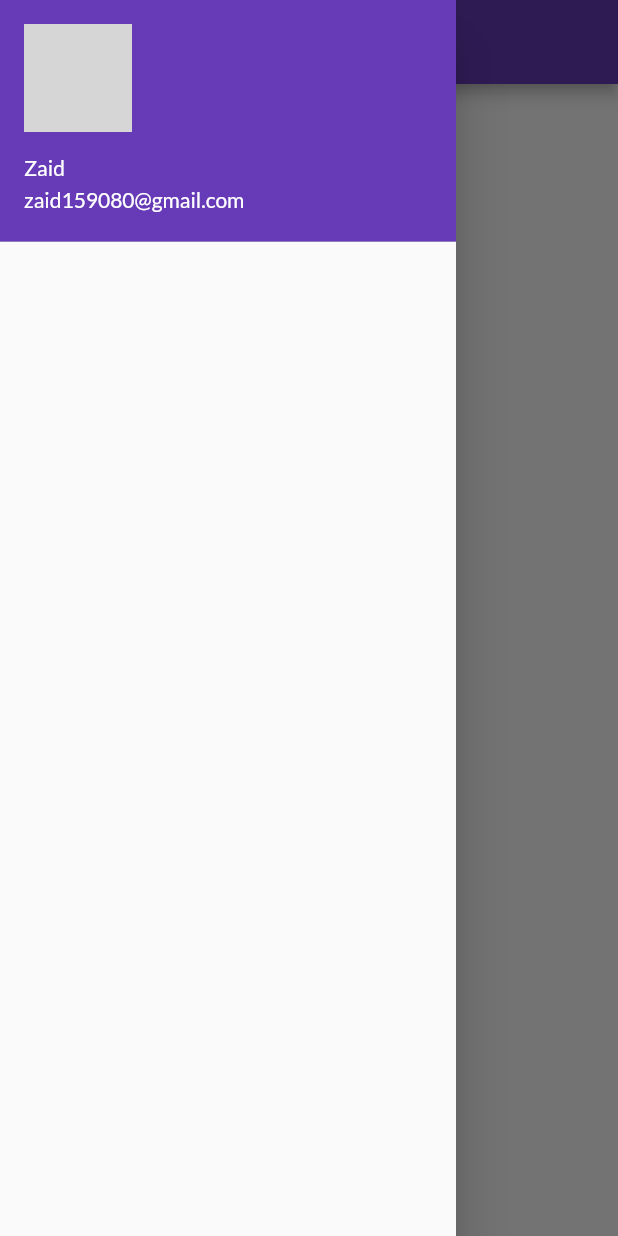
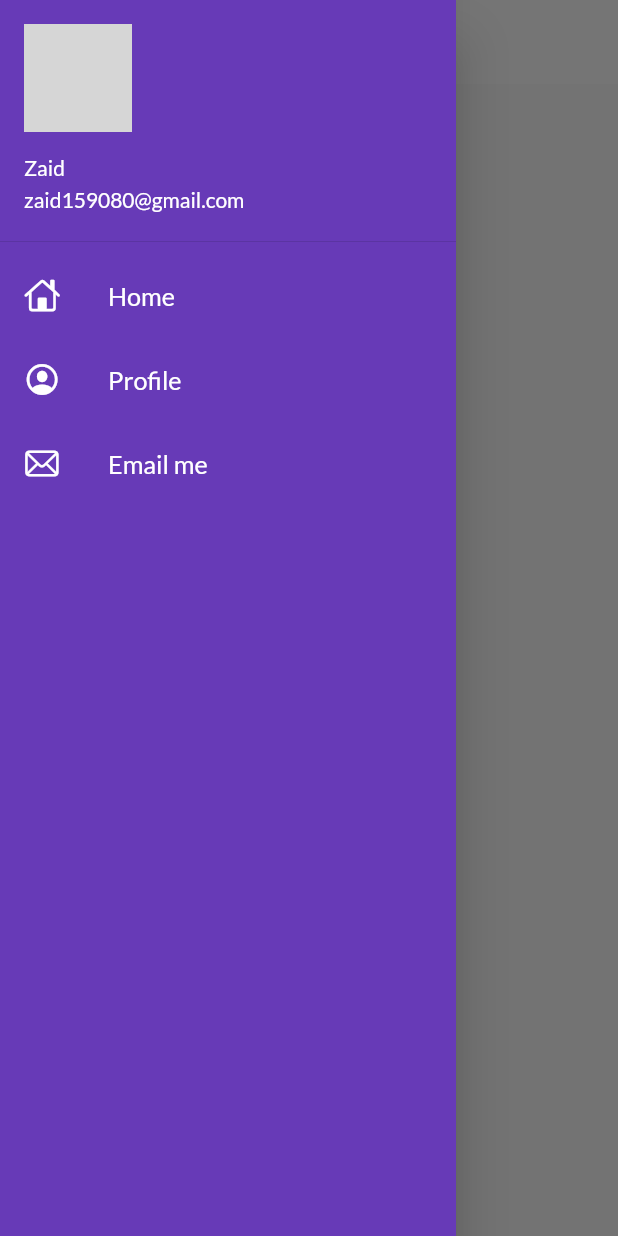
Before and after one commit to ZaidKhan15/Catalog_app, a Flutter app: the screen it shows after launch, with the side drawer open, on a phone screen of 412 x 824 dp. Run offline on Flutter 3.47's test engine with Material 2 defaults, Android fonts, the light colour scheme and no system bars; our stand-ins replace google_fonts; network calls fail; grey boxes are pictures that could not be loaded.

Commit message:
themeextracted

```diff
--- a/lib/Screens/homepage.dart
+++ b/lib/Screens/homepage.dart
@@ -8,7 +8,7 @@ class Homepage extends StatelessWidget {
   Widget build(BuildContext context) {
     return  Scaffold(
       appBar: AppBar(
-        title: Text("Catalog")
+        title: Text("Catalog",style: TextStyle(color: Colors.black),)
       ),
 
         body: Center(
--- a/lib/Widgets/drawer.dart
+++ b/lib/Widgets/drawer.dart
@@ -1,3 +1,6 @@
+import 'dart:ui';
+
+import 'package:flutter/cupertino.dart';
 import 'package:flutter/material.dart';
 
 class MyDrawer extends StatelessWidget {
@@ -5,8 +8,13 @@ class MyDrawer extends StatelessWidget {
 
   @override
   Widget build(BuildContext context) {
+    final imageUrl =
+        "https://helostatus.com/wp-content/uploads/2021/08/profile-pictures-for-WhatsApp.jpg";
     return Drawer(
+      child: Container(
+        color: Colors.deepPurple,
         child: ListView(
+          padding: EdgeInsets.zero,
           children: [
             DrawerHeader(
               padding: EdgeInsets.zero,
@@ -14,11 +22,51 @@ class MyDrawer extends StatelessWidget {
                   margin: EdgeInsets.zero,
                   accountName: Text('Zaid'),
                   accountEmail: Text('zaid159080@gmail.com'),
-                  currentAccountPicture: Image.asset("assets/images/profilee.png")
+                  currentAccountPicture: CircleAvatar(
+                    backgroundImage: NetworkImage(imageUrl),
+                  )),
             ),
-
+            ListTile(
+              leading: Icon(
+                CupertinoIcons.home,
+                color: Colors.white,
+              ),
+              title: Text(
+                "Home",
+                textScaleFactor: 1.2,
+                style: TextStyle(
+                  color: Colors.white,
+                ),
+              ),
+            ),
+             ListTile(
+              leading: Icon(
+                CupertinoIcons.profile_circled,
+                color: Colors.white,
+              ),
+              title: Text(
+                "Profile",
+                textScaleFactor: 1.2,
+                style: TextStyle(
+                  color: Colors.white,
+                ),
+              ),
+            ),
+             ListTile(
+              leading: Icon(
+                CupertinoIcons.mail,
+                color: Colors.white,
+              ),
+              title: Text(
+                "Email me",
+                textScaleFactor: 1.2,
+                style: TextStyle(
+                  color: Colors.white,
+                ),
+              ),
             )
           ],
+        ),
       ),
     );
   }
--- /dev/null
+++ b/lib/Widgets/themes.dart
@@ -0,0 +1,17 @@
+import 'package:flutter/material.dart';
+import 'package:google_fonts/google_fonts.dart';
+
+
+class MyTheme {
+  static ThemeData lightTheme(BuildContext context) =>ThemeData(primarySwatch: Colors.deepPurple,
+      fontFamily: GoogleFonts.lato().fontFamily,
+      appBarTheme: AppBarTheme(
+        color: Colors.white,
+        elevation: 0.0,
+        iconTheme: IconThemeData(
+          color: Colors.black,
+        ),
+        textTheme: Theme.of(context).textTheme,
+      )
+      );
+}
--- a/lib/main.dart
+++ b/lib/main.dart
@@ -1,5 +1,6 @@
 import 'package:catalog_app/Screens/homepage.dart';
 import 'package:catalog_app/Screens/loginpage.dart';
+import 'package:catalog_app/Widgets/themes.dart';
 import 'package:catalog_app/utils/routes.dart';
 import 'package:flutter/material.dart';
 import 'Screens/homepage.dart';
@@ -18,9 +19,7 @@ class MyApp extends StatelessWidget {
     return MaterialApp(
 
       themeMode: ThemeMode.light,
-      theme: ThemeData(primarySwatch: Colors.deepPurple,
-      fontFamily: GoogleFonts.lato().fontFamily,
-      ),
+      theme: MyTheme.lightTheme(context),
       darkTheme: ThemeData(
         brightness: Brightness.dark
       ),
```
Lines whose indentation alone changed are shown as unchanged.
